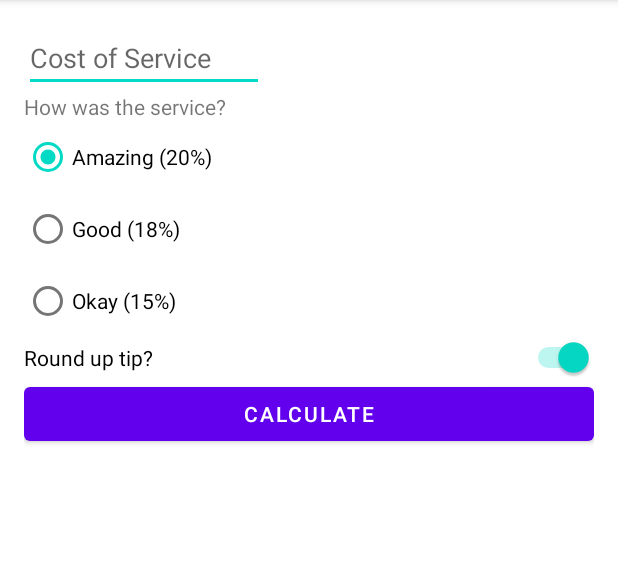
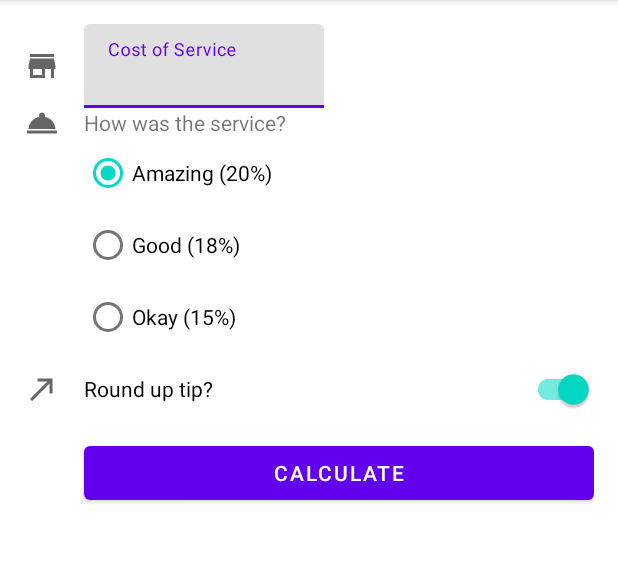
Before and after one commit to andikajayaw/Tip-Time-App, an Android app: the screen it shows after launch (MainActivity), on a phone screen of 412 x 824 dp, the part 84-647 px from its top. Run offline under Robolectric (Android 15) with nearby library versions, the phone set to English and light mode, and no system bars.

Commit message:
update input text using material, adding icons

```diff
--- a/app/build.gradle
+++ b/app/build.gradle
@@ -14,6 +14,8 @@ android {
         versionName "1.0"
 
         testInstrumentationRunner "androidx.test.runner.AndroidJUnitRunner"
+
+        vectorDrawables.useSupportLibrary = true
     }
 
     buildTypes {
@@ -41,7 +43,7 @@ dependencies {
     implementation 'androidx.appcompat:appcompat:1.4.1'
     implementation 'com.google.android.material:material:1.5.0'
     implementation 'androidx.constraintlayout:constraintlayout:2.1.3'
-    testImplementation 'junit:junit:4.+'
+    testImplementation 'junit:junit:4.13.2'
     androidTestImplementation 'androidx.test.ext:junit:1.1.3'
     androidTestImplementation 'androidx.test.espresso:espresso-core:3.4.0'
 }
--- a/app/src/main/java/com/andikajayaw/tiptime/MainActivity.kt
+++ b/app/src/main/java/com/andikajayaw/tiptime/MainActivity.kt
@@ -16,7 +16,7 @@ class MainActivity : AppCompatActivity() {
         binding.calculateButton.setOnClickListener { calculateTip() }
     }
     private fun calculateTip() {
-        val stringInTextField = binding.costOfService.text.toString()
+        val stringInTextField = binding.costOfServiceEditText.text.toString()
         val cost = stringInTextField.toDoubleOrNull()
 
         if(cost == null || cost == 0.0) {
--- /dev/null
+++ b/app/src/main/res/drawable/ic_round_up.xml
@@ -0,0 +1,10 @@
+<vector xmlns:android="http://schemas.android.com/apk/res/android"
+    android:width="24dp"
+    android:height="24dp"
+    android:viewportWidth="24"
+    android:viewportHeight="24"
+    android:tint="?attr/colorControlNormal">
+  <path
+      android:fillColor="@android:color/white"
+      android:pathData="M9,5v2h6.59L4,18.59 5.41,20 17,8.41V15h2V5z"/>
+</vector>
--- /dev/null
+++ b/app/src/main/res/drawable/ic_service.xml
@@ -0,0 +1,10 @@
+<vector xmlns:android="http://schemas.android.com/apk/res/android"
+    android:width="24dp"
+    android:height="24dp"
+    android:viewportWidth="24"
+    android:viewportHeight="24"
+    android:tint="?attr/colorControlNormal">
+  <path
+      android:fillColor="@android:color/white"
+      android:pathData="M2,17h20v2L2,19zM13.84,7.79c0.1,-0.24 0.16,-0.51 0.16,-0.79 0,-1.1 -0.9,-2 -2,-2s-2,0.9 -2,2c0,0.28 0.06,0.55 0.16,0.79C6.25,8.6 3.27,11.93 3,16h18c-0.27,-4.07 -3.25,-7.4 -7.16,-8.21z"/>
+</vector>
--- /dev/null
+++ b/app/src/main/res/drawable/ic_store.xml
@@ -0,0 +1,10 @@
+<vector xmlns:android="http://schemas.android.com/apk/res/android"
+    android:width="24dp"
+    android:height="24dp"
+    android:viewportWidth="24"
+    android:viewportHeight="24"
+    android:tint="?attr/colorControlNormal">
+  <path
+      android:fillColor="@android:color/white"
+      android:pathData="M20,4L4,4v2h16L20,4zM21,14v-2l-1,-5L4,7l-1,5v2h1v6h10v-6h4v6h2v-6h1zM12,18L6,18v-4h6v4z"/>
+</vector>
--- a/app/src/main/res/layout/activity_main.xml
+++ b/app/src/main/res/layout/activity_main.xml
@@ -7,22 +7,50 @@
     android:padding="16dp"
     tools:context=".MainActivity">
 
-    <EditText
+    <ImageView
+        android:id="@+id/icon_cost_of_service"
+        android:layout_width="wrap_content"
+        android:layout_height="wrap_content"
+        android:importantForAccessibility="no"
+        app:srcCompat="@drawable/ic_store"
+        app:layout_constraintStart_toStartOf="parent"
+        app:layout_constraintTop_toTopOf="@id/cost_of_service"
+        app:layout_constraintBottom_toBottomOf="@id/cost_of_service"/>
+
+    <com.google.android.material.textfield.TextInputLayout
         android:id="@+id/cost_of_service"
         android:layout_width="160dp"
         android:layout_height="wrap_content"
+        app:layout_constraintTop_toTopOf="parent"
         android:hint="@string/cost_of_service"
-        android:inputType="numberDecimal"
+        android:layout_marginStart="16dp"
+        app:layout_constraintStart_toEndOf="@id/icon_cost_of_service">
+
+        <com.google.android.material.textfield.TextInputEditText
+            android:id="@+id/cost_of_service_edit_text"
+            android:layout_width="match_parent"
+            android:layout_height="wrap_content"
+            android:inputType="numberDecimal"/>
+
+    </com.google.android.material.textfield.TextInputLayout>
+
+    <ImageView
+        android:id="@+id/icon_service_question"
+        android:layout_width="wrap_content"
+        android:layout_height="wrap_content"
+        android:importantForAccessibility="no"
+        app:srcCompat="@drawable/ic_service"
         app:layout_constraintStart_toStartOf="parent"
-        app:layout_constraintTop_toTopOf="parent" />
+        app:layout_constraintTop_toTopOf="@id/service_question"
+        app:layout_constraintBottom_toBottomOf="@id/service_question"/>
 
     <TextView
         android:id="@+id/service_question"
         android:layout_width="wrap_content"
         android:layout_height="wrap_content"
         android:text="@string/how_was_the_service"
-        app:layout_constraintStart_toStartOf="parent"
-        app:layout_constraintTop_toBottomOf="@+id/cost_of_service" />
+        app:layout_constraintStart_toStartOf="@id/cost_of_service"
+        app:layout_constraintTop_toBottomOf="@+id/cost_of_service"/>
 
     <RadioGroup
         android:id="@+id/tip_options"
@@ -30,7 +58,7 @@
         android:layout_height="wrap_content"
         android:checkedButton="@id/option_twenty_percent"
         android:orientation="vertical"
-        app:layout_constraintStart_toStartOf="parent"
+        app:layout_constraintStart_toStartOf="@id/service_question"
         app:layout_constraintTop_toBottomOf="@id/service_question">
 
         <RadioButton
@@ -53,23 +81,35 @@
 
     </RadioGroup>
 
-    <Switch
+    <ImageView
+        android:id="@+id/icon_round_up"
+        android:layout_width="wrap_content"
+        android:layout_height="wrap_content"
+        android:importantForAccessibility="no"
+        app:srcCompat="@drawable/ic_round_up"
+        app:layout_constraintStart_toStartOf="parent"
+        app:layout_constraintTop_toTopOf="@id/round_up_switch"
+        app:layout_constraintBottom_toBottomOf="@id/round_up_switch"/>
+
+    <com.google.android.material.switchmaterial.SwitchMaterial
         android:id="@+id/round_up_switch"
         android:layout_width="0dp"
         android:layout_height="wrap_content"
         android:checked="true"
         android:text="@string/round_up_tip"
         app:layout_constraintEnd_toEndOf="parent"
-        app:layout_constraintStart_toStartOf="parent"
-        app:layout_constraintTop_toBottomOf="@id/tip_options" />
+        app:layout_constraintStart_toEndOf="@id/icon_round_up"
+        app:layout_constraintTop_toBottomOf="@id/tip_options"
+        android:layout_marginStart="16dp"/>
 
     <Button
         android:id="@+id/calculate_button"
         android:layout_width="0dp"
         android:layout_height="wrap_content"
         android:text="@string/calculate"
+        android:layout_marginTop="8dp"
         app:layout_constraintEnd_toEndOf="parent"
-        app:layout_constraintStart_toStartOf="parent"
+        app:layout_constraintStart_toStartOf="@id/round_up_switch"
         app:layout_constraintTop_toBottomOf="@id/round_up_switch" />
 
     <TextView
@@ -77,6 +117,7 @@
         android:layout_width="wrap_content"
         android:layout_height="wrap_content"
         tools:text="Tip Amount: $10"
+        android:layout_marginTop="8dp"
         app:layout_constraintEnd_toEndOf="parent"
         app:layout_constraintTop_toBottomOf="@id/calculate_button" />
 
--- a/app/src/main/res/values/colors.xml
+++ b/app/src/main/res/values/colors.xml
@@ -7,4 +7,11 @@
     <color name="teal_700">#FF018786</color>
     <color name="black">#FF000000</color>
     <color name="white">#FFFFFFFF</color>
+
+    <color name="green">#1B5E20</color>
+    <color name="green_dark">#003300</color>
+    <color name="green_light">#A5D6A7</color>
+    <color name="blue">#0288D1</color>
+    <color name="blue_dark">#005B9F</color>
+    <color name="blue_light">#81D4FA</color>
 </resources>
--- a/build.gradle
+++ b/build.gradle
@@ -5,7 +5,7 @@ buildscript {
         mavenCentral()
     }
     dependencies {
-        classpath "com.android.tools.build:gradle:7.0.3"
+        classpath "com.android.tools.build:gradle:7.0.4"
         classpath "org.jetbrains.kotlin:kotlin-gradle-plugin:1.5.20"
 
         // NOTE: Do not place your application dependencies here; they belong
```
